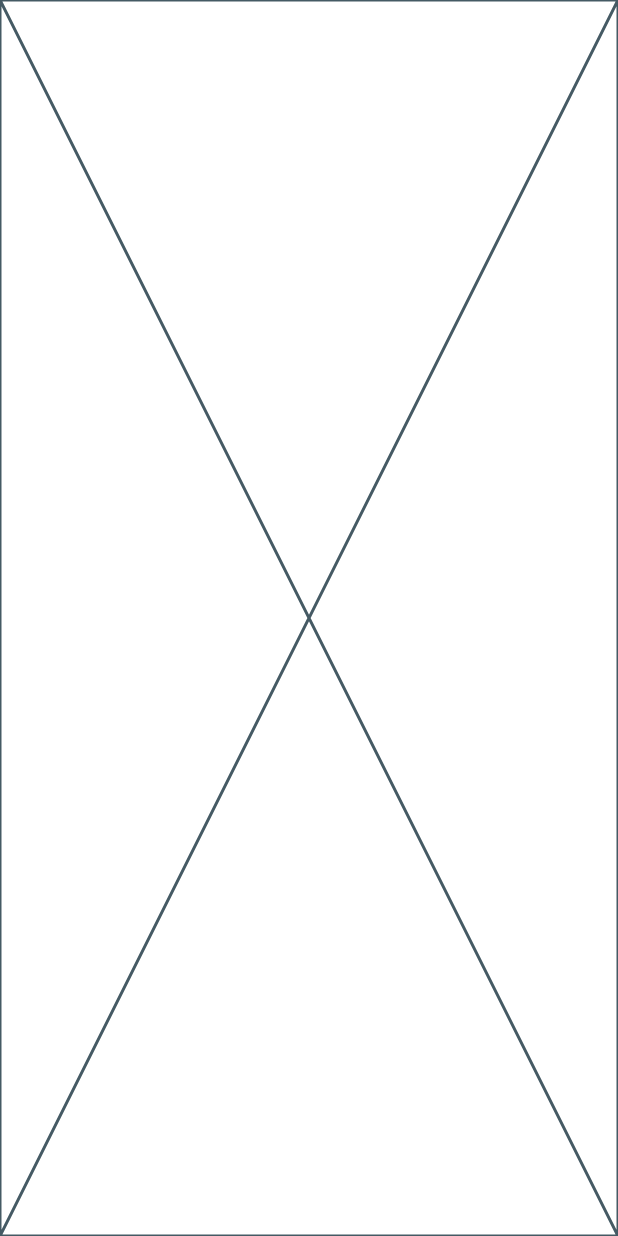
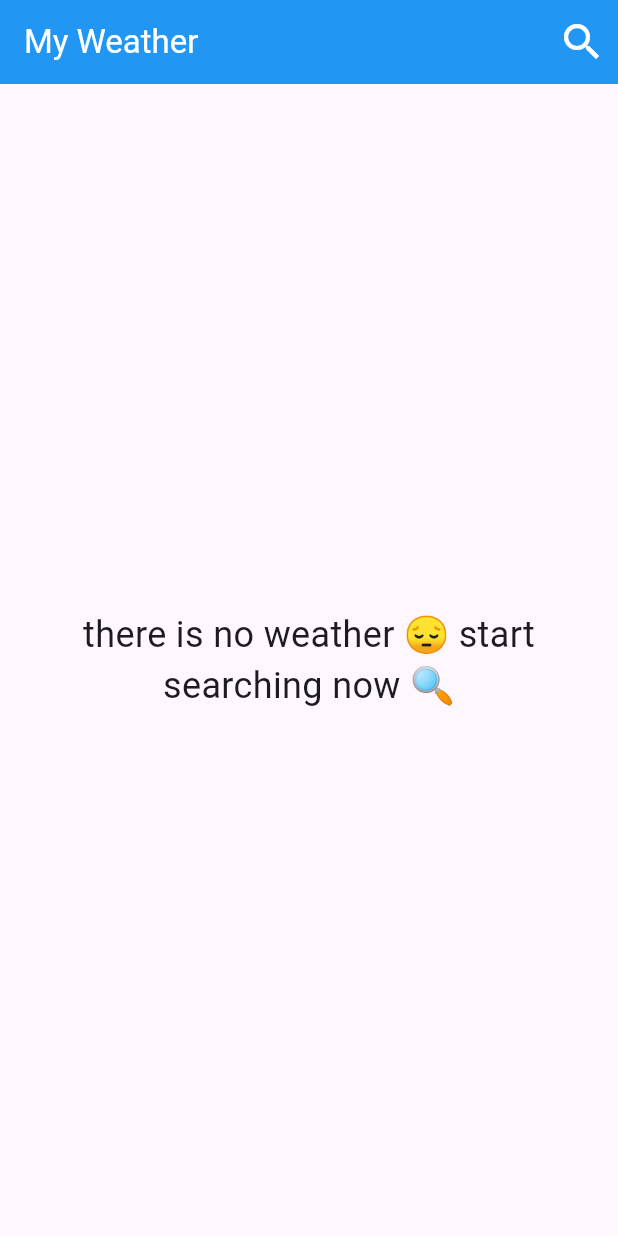
Before and after one commit to faisal-abdelnase/weather, a Flutter app: the screen it shows after launch, on a phone screen of 412 x 824 dp. Run offline on Flutter 3.47's test engine with Material 3 defaults, Android fonts, the phone set to English and light mode, and no system bars.

Commit message:
add home page body

```diff
--- a/lib/features/get_weather/presentation/view/home_page.dart
+++ b/lib/features/get_weather/presentation/view/home_page.dart
@@ -1,10 +1,48 @@
 import 'package:flutter/material.dart';
+import 'package:weather/features/get_weather/presentation/view/search_page.dart';
 
 class HomePage extends StatelessWidget {
   const HomePage({super.key});
 
   @override
   Widget build(BuildContext context) {
-    return const Placeholder();
+    return Scaffold(
+      appBar: AppBar(
+        backgroundColor: Colors.blue,
+        title: const Text("My Weather",
+        style: TextStyle(
+          color: Colors.white,
+        ),),
+        actions: [
+          IconButton(
+            onPressed: (){
+              Navigator.of(context).push(
+                MaterialPageRoute(builder: (context) => const SearchPage()));
+            },
+            icon: const Icon(
+              Icons.search,
+              color: Colors.white,
+              size: 32,
+              ),
+              ),
+        ],
+        ),
+
+        body: const Center(
+          child: Column(
+            mainAxisAlignment: MainAxisAlignment.center,
+            children: [
+              Text("there is no weather 😔 start",
+              style: TextStyle(
+                fontSize: 24,
+              ),),
+              Text("searching now 🔍",
+              style: TextStyle(
+                fontSize: 24,
+              ),),
+            ],
+          ),
+        ),
+    );
   }
 }
--- /dev/null
+++ b/lib/features/get_weather/presentation/view/search_page.dart
@@ -0,0 +1,12 @@
+import 'package:flutter/material.dart';
+
+class SearchPage extends StatelessWidget {
+  const SearchPage({super.key});
+
+  @override
+  Widget build(BuildContext context) {
+    return Scaffold(
+
+    );
+  }
+}
```
